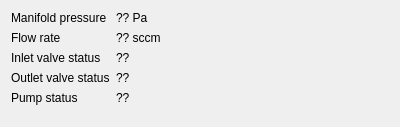
Old version of the form balloon_operator/gui_payloadwidget_wifvos.ui in the repository a-schneider-fmi/balloon-operator.
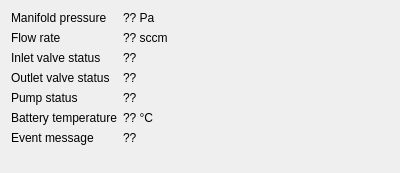
New version of the form.

Commit message: Enhanced payload-specific data display for WIFVOS in the GUI.

Patch:
```diff
--- a/balloon_operator/gui_payloadwidget_wifvos.ui
+++ b/balloon_operator/gui_payloadwidget_wifvos.ui
@@ -7,7 +7,7 @@
     <x>0</x>
     <y>0</y>
     <width>400</width>
-    <height>127</height>
+    <height>173</height>
    </rect>
   </property>
   <property name="windowTitle">
@@ -84,6 +84,34 @@
      </property>
     </widget>
    </item>
+   <item row="5" column="0">
+    <widget class="QLabel" name="label_heating_temperature">
+     <property name="text">
+      <string>Battery temperature</string>
+     </property>
+    </widget>
+   </item>
+   <item row="5" column="1">
+    <widget class="QLabel" name="label_heating_temperature_value">
+     <property name="text">
+      <string>?? °C</string>
+     </property>
+    </widget>
+   </item>
+   <item row="6" column="0">
+    <widget class="QLabel" name="label_event">
+     <property name="text">
+      <string>Event message</string>
+     </property>
+    </widget>
+   </item>
+   <item row="6" column="1">
+    <widget class="QLabel" name="label_event_value">
+     <property name="text">
+      <string>??</string>
+     </property>
+    </widget>
+   </item>
   </layout>
  </widget>
  <resources/>
```
The commit also changes 1 other file.
